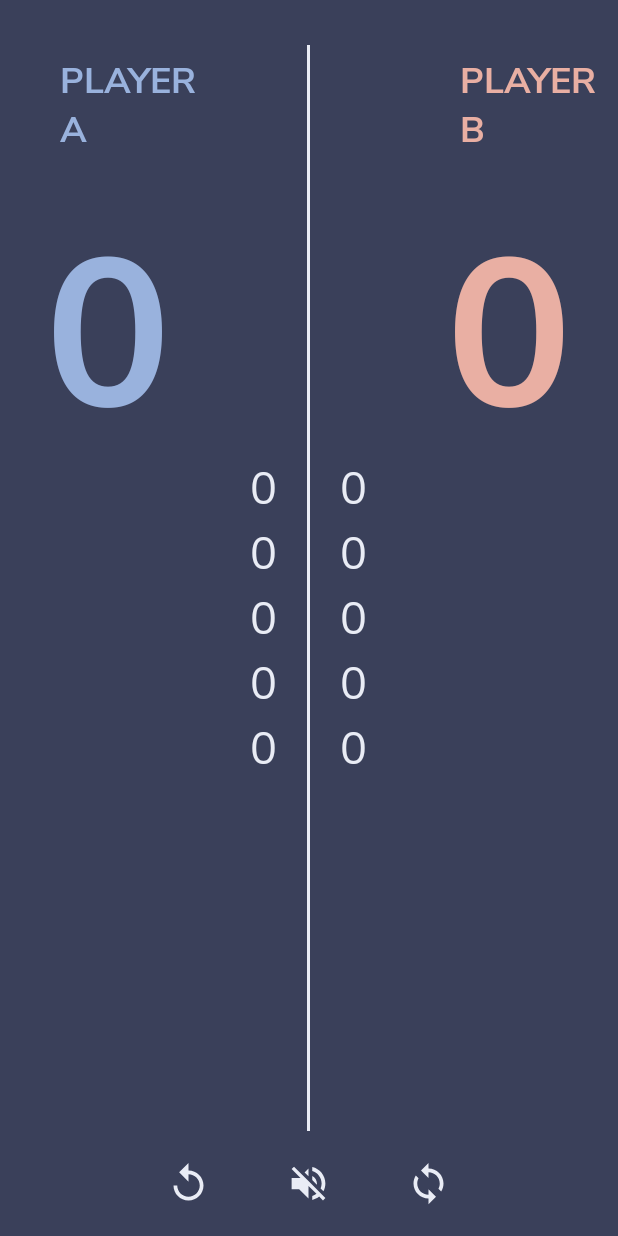
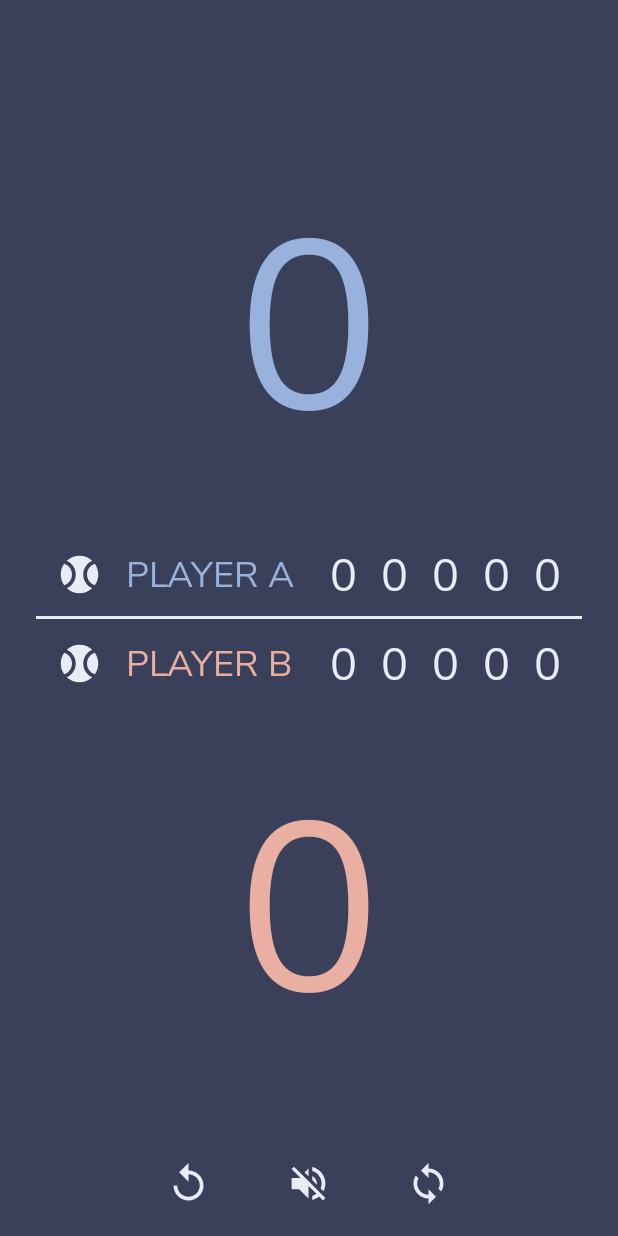
Before and after one commit to vinkeSch/ScoreKeeper, an Android app: the layout fragment_match.xml on its own in the app's theme, with its tools: preview values and no code run, on a phone screen of 412 x 824 dp. Run offline under Robolectric (Android 15) with nearby library versions, the phone set to English and light mode, and no system bars.

Commit message:
Portrait UI for match

```diff
--- a/app/src/main/java/com/example/scorekeeper/SignInActivity.kt
+++ b/app/src/main/java/com/example/scorekeeper/SignInActivity.kt
@@ -118,7 +118,6 @@ class SignInActivity : AppCompatActivity(), View.OnClickListener {
                         baseContext, "Login success",
                         Toast.LENGTH_SHORT
                     ).show()
-                    //startActivity(Intent(this@SignInActivity, MainActivity::class.java))
                     startMain(user!!.uid)
                 } else {
                     if(task.exception is FirebaseAuthUserCollisionException) // User with this email already exists
@@ -158,7 +157,6 @@ class SignInActivity : AppCompatActivity(), View.OnClickListener {
                         baseContext, "Login success",
                         Toast.LENGTH_SHORT
                     ).show()
-                    //startActivity(Intent(this@SignInActivity, MainActivity::class.java))
                     startMain(user!!.uid)
                 } else {
                     // If sign in fails, display a message to the user.
@@ -180,6 +178,7 @@ class SignInActivity : AppCompatActivity(), View.OnClickListener {
         intent.putExtras(b) //Put your id to your next Intent
 
         startActivity(intent)
+        finish()
     }
 
     private fun signOut() {
@@ -276,7 +275,6 @@ class SignInActivity : AppCompatActivity(), View.OnClickListener {
                         Toast.LENGTH_SHORT
                     ).show()
                     startMain(user!!.uid)
-                    //startActivity(Intent(this@SignInActivity, MainActivity::class.java))
                     signOut()
                 } else {
                     // If sign in fails, display a message to the user.
@@ -329,7 +327,6 @@ class SignInActivity : AppCompatActivity(), View.OnClickListener {
                     ).show()
                     signOut()
                     startMain(user!!.uid)
-                    //startActivity(Intent(this@SignInActivity, MainActivity::class.java))
                 } else {
                     // If sign in fails, display a message to the user.
                     Log.w(TAG, "signInAnonymously:failure", task.exception)
@@ -360,7 +357,6 @@ class SignInActivity : AppCompatActivity(), View.OnClickListener {
                         Toast.LENGTH_SHORT
                     ).show()
                     startMain(user!!.uid)
-                    //startActivity(Intent(this@SignInActivity, MainActivity::class.java))
                     signOut()
                 } else {
                     // If sign in fails, display a message to the user.
--- a/app/src/main/java/com/example/scorekeeper/SpikeFragment.kt
+++ b/app/src/main/java/com/example/scorekeeper/SpikeFragment.kt
@@ -12,7 +12,7 @@ import android.widget.TextView
 import android.widget.Toast
 import android.widget.ToggleButton
 import androidx.fragment.app.Fragment
-import kotlinx.android.synthetic.main.fragment_match.*
+import kotlinx.android.synthetic.main.fragment_match_landscape.*
 
 // TODO: Rename parameter arguments, choose names that match
 // the fragment initialization parameters, e.g. ARG_ITEM_NUMBER
--- a/app/src/main/res/layout/fragment_match.xml
+++ b/app/src/main/res/layout/fragment_match.xml
@@ -1,78 +1,59 @@
 <?xml version="1.0" encoding="utf-8"?>
 <RelativeLayout xmlns:android="http://schemas.android.com/apk/res/android"
     xmlns:tools="http://schemas.android.com/tools"
-
     xmlns:app="http://schemas.android.com/apk/res-auto"
     android:id="@+id/zeroLayout"
     android:background="#3A405A"
-
     android:layout_width="match_parent"
     android:layout_height="match_parent"
     tools:context=".MatchFragment">
 
-    <!-- TODO: Update blank fragment layout -->
+    <TextView
+        android:id="@+id/textPointsA"
+        android:layout_width="match_parent"
+        android:layout_height="wrap_content"
+        android:layout_marginBottom="@dimen/margin_xlarge"
+        android:layout_above="@id/layoutNameA"
+        android:text="@string/zero"
+        android:gravity="center"
+        android:textColor="@color/colorA"
+        android:textSize="160sp"
+        android:fontFamily="@font/nunito_sans_reguler"/>
 
     <LinearLayout
-            android:id="@+id/firstLayout"
+        android:id="@+id/layoutNameA"
         android:layout_width="match_parent"
-            android:layout_height="match_parent"
-            android:layout_toStartOf="@+id/secondView"
-            android:layout_marginEnd="60dp"
-            android:orientation="vertical">
-
-            <LinearLayout
-                android:layout_width="wrap_content"
         android:layout_height="wrap_content"
-                android:layout_gravity="center"
+        android:gravity="center"
+        android:layout_alignBottom="@id/secondView"
+        android:layout_marginBottom="@dimen/margin_small"
         tools:ignore="UseCompoundDrawables">
-
-                <TextView
-                    android:id="@+id/textPlayerA"
-                    android:layout_width="wrap_content"
-                    android:layout_height="wrap_content"
-                    android:layout_marginStart="40dp"
-                    android:layout_marginTop="36dp"
-                    android:layout_marginBottom="16dp"
-                    android:autofillHints=""
-                    android:background="@null"
-                    android:fontFamily="@font/nunito_sans_bold"
-                    android:inputType=""
-                    android:text="@string/player_a"
-                    android:textColor="#99B2DD"
-                    android:textSize="24sp" />
 
         <ImageView
             android:id="@+id/ballA"
             android:layout_width="wrap_content"
             android:layout_height="wrap_content"
-                    android:layout_marginTop="35dp"
-                    android:layout_marginStart="40dp"
             app:srcCompat="@drawable/ic_baseline_sports_baseball_30"
             android:contentDescription="@string/ball" />
 
-
-            </LinearLayout>
-
         <TextView
-                android:id="@+id/textPointsA"
-                android:layout_width="match_parent"
-                android:layout_height="200dp"
-                android:layout_marginBottom="16dp"
-                android:text="@string/zero"
-                android:textAlignment="center"
-                android:textColor="#99B2DD"
-                android:textSize="140sp"
-                android:fontFamily="@font/nunito_sans_bold"/>
-
-        </LinearLayout>
+            android:id="@+id/textPlayerA"
+            android:layout_width="120dp"
+            android:layout_height="wrap_content"
+            android:autofillHints=""
+            android:background="@null"
+            android:fontFamily="@font/nunito_sans_reguler"
+            android:inputType=""
+            android:layout_marginStart="@dimen/margin_medium"
+            android:text="@string/player_a"
+            android:textColor="@color/colorA"
+            android:textSize="@dimen/text_title_size" />
 
         <LinearLayout
             android:layout_width="wrap_content"
             android:layout_height="wrap_content"
-            android:layout_centerHorizontal="true"
-            android:layout_centerVertical="true"
-            android:paddingEnd="60dp"
-            android:orientation="vertical"
+            android:orientation="horizontal"
+            android:layout_marginStart="@dimen/margin_medium"
             tools:ignore="RelativeOverlap,RtlSymmetry">
 
             <TextView
@@ -80,6 +61,7 @@
                 android:layout_width="match_parent"
                 android:layout_height="wrap_content"
                 android:fontFamily="@font/nunito_sans_reguler"
+                android:layout_marginEnd="@dimen/margin_medium"
                 android:text="@string/zero"
                 android:textColor="@color/colorText"
                 android:textSize="30sp" />
@@ -89,6 +71,7 @@
                 android:layout_width="wrap_content"
                 android:layout_height="wrap_content"
                 android:fontFamily="@font/nunito_sans_reguler"
+                android:layout_marginEnd="@dimen/margin_medium"
                 android:text="@string/zero"
                 android:textColor="#E9ECF5"
                 android:textSize="30sp" />
@@ -98,6 +81,7 @@
                 android:layout_width="match_parent"
                 android:layout_height="wrap_content"
                 android:fontFamily="@font/nunito_sans_reguler"
+                android:layout_marginEnd="@dimen/margin_medium"
                 android:text="@string/zero"
                 android:textColor="#E9ECF5"
                 android:textSize="30sp" />
@@ -107,6 +91,7 @@
                 android:layout_width="match_parent"
                 android:layout_height="wrap_content"
                 android:fontFamily="@font/nunito_sans_reguler"
+                android:layout_marginEnd="@dimen/margin_medium"
                 android:text="@string/zero"
                 android:textColor="#E9ECF5"
                 android:textSize="30sp" />
@@ -120,29 +105,59 @@
                 android:fontFamily="@font/nunito_sans_reguler"
                 android:textSize="30sp" />
         </LinearLayout>
+    </LinearLayout>
 
         <View
             android:id="@+id/secondView"
-            android:layout_width="2dp"
-            android:layout_height="match_parent"
-            android:layout_centerHorizontal="true"
-            android:layout_marginBottom="70dp"
-            android:layout_marginTop="30dp"
+            android:layout_width="match_parent"
+            android:layout_height="2dp"
+            android:layout_marginStart="@dimen/margin_large"
+            android:layout_marginEnd="@dimen/margin_large"
+            android:layout_centerInParent="true"
             android:background="#E9ECF5"/>
 
     <LinearLayout
+        android:id="@+id/layoutNameB"
+        android:layout_width="match_parent"
+        android:layout_height="wrap_content"
+        android:layout_below="@id/secondView"
+        android:layout_marginTop="@dimen/margin_small"
+        android:gravity="center"
+        tools:ignore="UseCompoundDrawables">
+
+        <ImageView
+            android:id="@+id/ballB"
             android:layout_width="wrap_content"
             android:layout_height="wrap_content"
-            android:layout_centerHorizontal="true"
-            android:layout_centerVertical="true"
-            android:paddingStart="60dp"
-            android:orientation="vertical"
+            app:srcCompat="@drawable/ic_baseline_sports_baseball_30"
+            android:contentDescription="@string/ball" />
+
+        <TextView
+            android:id="@+id/textPlayerB"
+            android:layout_width="120dp"
+            android:layout_height="wrap_content"
+            android:layout_marginStart="@dimen/margin_medium"
+            android:autofillHints=""
+            android:background="@null"
+            android:fontFamily="@font/nunito_sans_reguler"
+            android:inputType=""
+            android:text="@string/player_b"
+            android:textColor="@color/colorB"
+            android:textSize="@dimen/text_title_size" />
+
+        <LinearLayout
+            android:id="@+id/setScoreB"
+            android:layout_width="wrap_content"
+            android:layout_height="wrap_content"
+            android:layout_marginStart="@dimen/margin_medium"
+            android:orientation="horizontal"
             tools:ignore="RtlSymmetry">
 
             <TextView
                 android:id="@+id/textSet1B"
                 android:layout_width="match_parent"
                 android:layout_height="wrap_content"
+                android:layout_marginEnd="@dimen/margin_medium"
                 android:text="@string/zero"
                 android:fontFamily="@font/nunito_sans_reguler"
                 android:textColor="#E9ECF5"
@@ -152,6 +167,7 @@
                 android:id="@+id/textSet2B"
                 android:layout_width="match_parent"
                 android:layout_height="wrap_content"
+                android:layout_marginEnd="@dimen/margin_medium"
                 android:fontFamily="@font/nunito_sans_reguler"
                 android:text="@string/zero"
                 android:textColor="@color/colorText"
@@ -161,6 +177,7 @@
                 android:id="@+id/textSet3B"
                 android:layout_width="match_parent"
                 android:layout_height="wrap_content"
+                android:layout_marginEnd="@dimen/margin_medium"
                 android:fontFamily="@font/nunito_sans_reguler"
                 android:text="@string/zero"
                 android:textColor="#E9ECF5"
@@ -170,6 +187,7 @@
                 android:id="@+id/textSet4B"
                 android:layout_width="match_parent"
                 android:layout_height="wrap_content"
+                android:layout_marginEnd="@dimen/margin_medium"
                 android:fontFamily="@font/nunito_sans_reguler"
                 android:text="@string/zero"
                 android:textColor="#E9ECF5"
@@ -184,60 +202,19 @@
                 android:textColor="#E9ECF5"
                 android:textSize="30sp" />
         </LinearLayout>
-
-        <LinearLayout
-            android:id="@+id/thirdLayout"
-            android:layout_width="match_parent"
-            android:layout_height="match_parent"
-            android:layout_toEndOf="@+id/secondView"
-            android:layout_marginStart="60dp"
-            android:orientation="vertical">
-
-            <LinearLayout
-                android:layout_width="wrap_content"
-                android:layout_height="wrap_content"
-                android:layout_gravity="center"
-                tools:ignore="UseCompoundDrawables">
-
-                <TextView
-                    android:id="@+id/textPlayerB"
-                    android:layout_width="wrap_content"
-                    android:layout_height="wrap_content"
-                    android:layout_marginStart="40dp"
-                    android:layout_marginTop="36dp"
-                    android:layout_marginBottom="16dp"
-                    android:autofillHints=""
-                    android:background="@null"
-                    android:fontFamily="@font/nunito_sans_bold"
-                    android:inputType=""
-                    android:text="@string/player_b"
-                    android:textColor="#E9AFA3"
-                    android:textSize="24sp" />
-
-                <ImageView
-                    android:id="@+id/ballB"
-                    android:layout_width="wrap_content"
-                    android:layout_height="wrap_content"
-                    android:layout_marginTop="35dp"
-                    android:layout_marginStart="40dp"
-                    app:srcCompat="@drawable/ic_baseline_sports_baseball_30"
-                    android:contentDescription="@string/ball" />
-
     </LinearLayout>
 
     <TextView
         android:id="@+id/textPointsB"
         android:layout_width="match_parent"
-                android:layout_height="200dp"
-                android:layout_marginBottom="16dp"
+        android:layout_height="wrap_content"
+        android:layout_below="@+id/layoutNameB"
+        android:layout_marginTop="@dimen/margin_large"
         android:text="@string/zero"
-                android:textAlignment="center"
-                android:textColor="#E9AFA3"
-                android:textSize="140sp"
-                android:fontFamily="@font/nunito_sans_bold"/>
-
-
-        </LinearLayout>
+        android:gravity="center"
+        android:textColor="@color/colorB"
+        android:textSize="160sp"
+        android:fontFamily="@font/nunito_sans_reguler"/>
 
     <LinearLayout
         android:layout_width="wrap_content"
@@ -271,5 +248,4 @@
             app:srcCompat="@drawable/ic_baseline_loop_30"
             tools:ignore="ContentDescription"/>
     </LinearLayout>
-
 </RelativeLayout>
```
Also changed, not shown: app/src/main/java/com/example/scorekeeper/MatchFragment.kt (+6 -1 lines), app/src/main/res/layout/fragment_match_landscape.xml (added, +275 -0 lines). Lines whose indentation alone changed are shown as unchanged.
